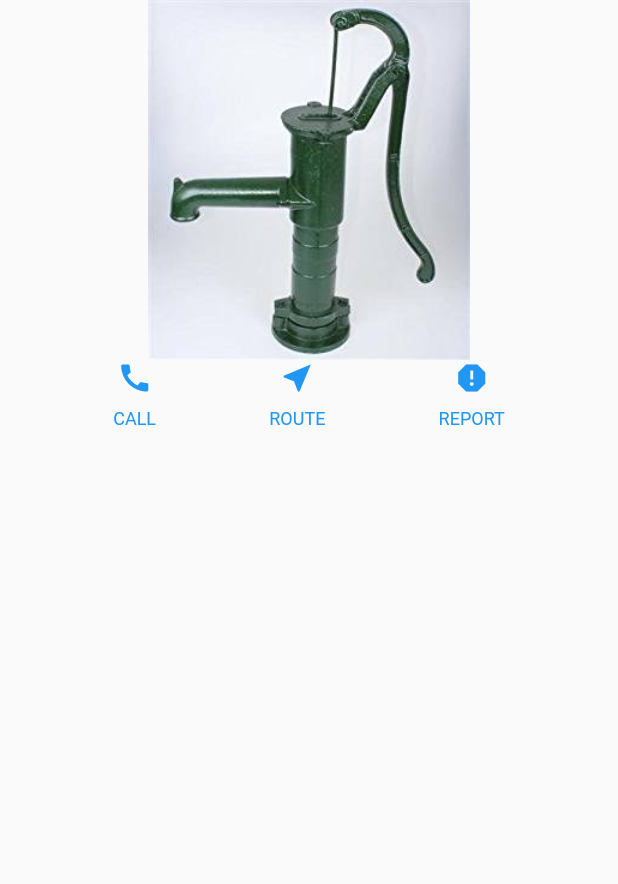
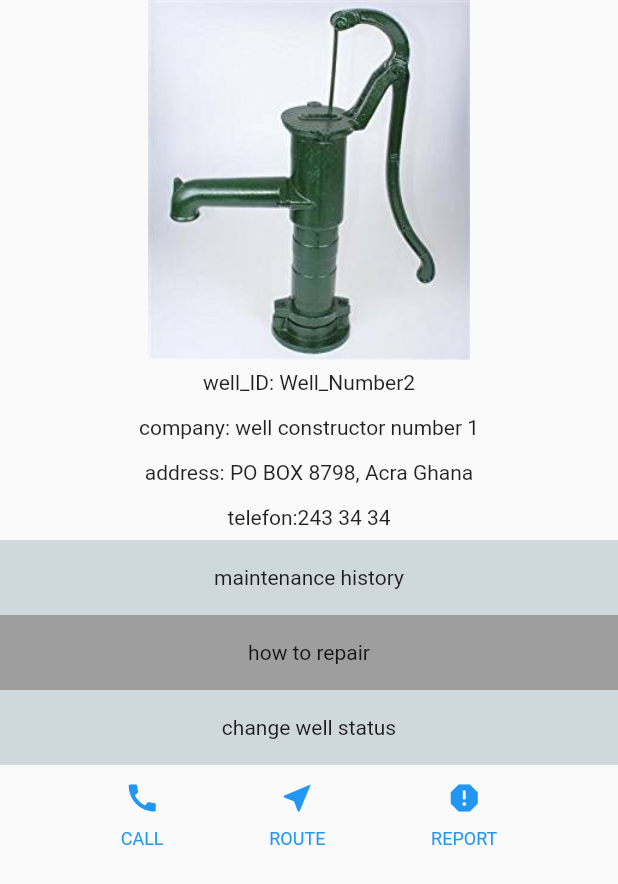
Before and after one commit to martinneumann/maph, a Flutter app: the DisplayWellsInfo screen opened directly, on a phone screen of 412 x 824 dp. Shown: the top 884 px of the screen. Run offline on Flutter 3.47's test engine with Material 2 defaults, Android fonts, the phone set to English and light mode, and no system bars; our stand-ins replace flutter_map, font_awesome_flutter, latlong.

Commit message:
added further information with containers as a base to navigate to other pages like maintenance history

```diff
--- a/well_control/lib/WellInfo.dart
+++ b/well_control/lib/WellInfo.dart
@@ -69,6 +69,7 @@ class DisplayWellsInfoState extends State<DisplayWellsInfo> {
     Color color = Theme.of(context).primaryColor;
 
     Widget buttonSection = Container(
+      margin: EdgeInsets.all(10.0),
       child: Row(
         mainAxisAlignment: MainAxisAlignment.spaceEvenly,
         children: [
@@ -79,6 +80,56 @@ class DisplayWellsInfoState extends State<DisplayWellsInfo> {
       ),
     );
 
+    Widget infoSection = Column(
+      //padding: const EdgeInsets.all(8),
+
+      children: <Widget>[
+        Container(
+          height: 30,
+          //color: Colors.blueGrey[100],
+          child: const Center(child: Text('well_ID: Well_Number2')),
+        ),
+        Container(
+          height: 30,
+          //color: Colors.grey,
+          child: const Center(child: Text( 'company: well constructor number 1')),
+        ),
+        Container(
+          height: 30,
+          //color: Colors.blueGrey[100],
+          child: const Center(child: Text('address: PO BOX 8798, Acra Ghana')),
+        ),
+        Container(
+          height: 30,
+         // color: Colors.blueGrey[100],
+          child: const Center(child: Text('telefon:243 34 34')),
+        ),
+      ],
+    );
+
+    Widget listSection = Column(
+      //padding: const EdgeInsets.all(8),
+
+      children: <Widget>[
+        Container(
+          height: 50,
+          color: Colors.blueGrey[100],
+          child: const Center(child: Text('maintenance history')),
+        ),
+        Container(
+          height: 50,
+          color: Colors.grey,
+          child: const Center(child: Text('how to repair')),
+        ),
+        Container(
+          height: 50,
+          color: Colors.blueGrey[100],
+          child: const Center(child: Text('change well status')),
+        ),
+      ],
+    );
+
+/// shows the image
     return Scaffold(
 
         body: Column(
@@ -88,6 +139,8 @@ class DisplayWellsInfoState extends State<DisplayWellsInfo> {
             height: 240,
            //fit: BoxFit.fitHeight,
           ),
+            infoSection,
+            listSection,
             buttonSection,
           ],
         ),
```
